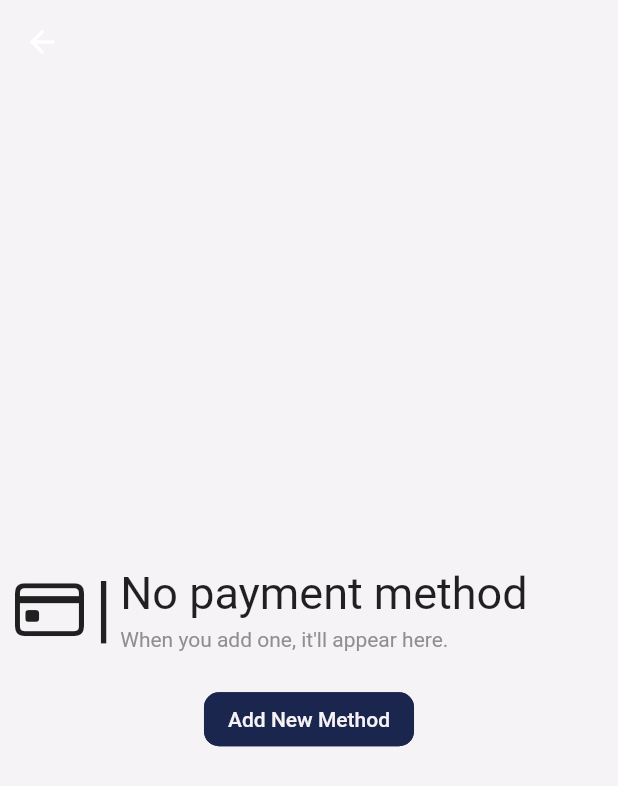
After one commit to mustafaaycll/shoeshop, a Flutter app: the PaymentOptions screen opened directly, on a phone screen of 412 x 824 dp. The commit adds this screen. Shown: the top 786 px of the screen. Run offline on Flutter 3.47's test engine with Material 2 defaults, Android fonts, the phone set to English and light mode, and no system bars; our stand-ins replace badges, cloud_firestore, email_validator, firebase_analytics, firebase_auth, firebase_core and 7 more; missing offline and left inert: flutter_facebook_auth, icon_badge; accounts and stored records are empty.

Commit message:
Payment Method integration is complete, User can now:
	* add credit card information
	* link it to themselves
	* view credit cards in a proper way
	* delete it permanently

Bug fixes:

	* Text overflow problems on cart, wishlist, payment options screens when they are empty

Firestore update:

	* firestore now has a new collection named cards

```diff
--- /dev/null
+++ b/mobile/lib/Screens/account/paymentoptions.dart
@@ -0,0 +1,189 @@
+import 'package:badges/badges.dart';
+import 'package:flutter/cupertino.dart';
+import 'package:flutter/material.dart';
+import 'package:flutter_credit_card/credit_card_widget.dart';
+import 'package:flutter_credit_card/glassmorphism_config.dart';
+import 'package:mobile/Screens/account/newpayment.dart';
+import 'package:mobile/Services/database.dart';
+import 'package:mobile/models/bankCards/bankCard.dart';
+import 'package:mobile/models/users/customer.dart';
+import 'package:mobile/utils/animations.dart';
+import 'package:mobile/utils/colors.dart';
+import 'package:mobile/utils/shapes_dimensions.dart';
+import 'package:persistent_bottom_nav_bar/persistent-tab-view.dart';
+import 'package:provider/provider.dart';
+
+class PaymentOptions extends StatefulWidget {
+  const PaymentOptions({Key? key}) : super(key: key);
+
+  @override
+  State<PaymentOptions> createState() => _PaymentOptionsState();
+}
+
+class _PaymentOptionsState extends State<PaymentOptions> {
+  @override
+  Widget build(BuildContext context) {
+    Customer? customer = Provider.of<Customer?>(context);
+    if (customer != null) {
+      List cardIDs = customer.credit_cards;
+
+      if (cardIDs != null && cardIDs.isNotEmpty) {
+        return StreamBuilder<List<BankCard>>(
+          stream: DatabaseService(id: "", ids: cardIDs).specifiedCards,
+          builder: (context, snapshot) {
+            List<BankCard>? cards = snapshot.data;
+
+            return Scaffold(
+              backgroundColor: AppColors.background,
+              appBar: AppBar(
+                backgroundColor: AppColors.background,
+                elevation: 0,
+                iconTheme: IconThemeData(
+                  color: AppColors.title_text,
+                ),
+              ),
+              body: Padding(
+                padding: EdgeInsets.all(8.0),
+                child: Column(
+                  mainAxisAlignment: MainAxisAlignment.spaceBetween,
+                  children: [
+                    Expanded(
+                      child: ListView.builder(
+                        itemCount: cards!.length,
+                        itemBuilder: (context, index) {
+                          return Padding(
+                            padding: const EdgeInsets.all(8.0),
+                            child: Badge(
+                              animationType: BadgeAnimationType.scale,
+                              elevation: 0,
+                              position: BadgePosition.topStart(),
+                              badgeColor: AppColors.background,
+                              badgeContent: IconButton(
+                                onPressed: () async {
+                                  await DatabaseService(id: customer.id, ids: []).deleteExistingPaymentMethod(customer, cards[index].id);
+                                },
+                                icon: Icon(
+                                  CupertinoIcons.xmark_circle,
+                                  color: AppColors.negative_button,
+                                ),
+                                padding: EdgeInsets.all(0),
+                                visualDensity: VisualDensity.compact,
+                              ),
+                              child: CreditCardWidget(
+                                backgroundImage: 'assets/bg_card.jpg',
+                                isChipVisible: false,
+                                isHolderNameVisible: true,
+                                onCreditCardWidgetChange: (p0) => {},
+                                cardNumber: cards[index].cardNumber,
+                                expiryDate: cards[index].expiryDate,
+                                cardHolderName: cards[index].cardHolderName,
+                                cvvCode: cards[index].cvvCode,
+                                showBackView: false,
+                              ),
+                            ),
+                          );
+                        },
+                      ),
+                    ),
+                    ListTile(
+                        trailing: OutlinedButton.icon(
+                      style: ShapeRules(bg_color: AppColors.filled_button, side_color: AppColors.filled_button).outlined_button_style(),
+                      onPressed: () {
+                        pushNewScreen(context, screen: NewPaymentOption(customer: customer));
+                      },
+                      icon: Icon(
+                        CupertinoIcons.creditcard,
+                        color: AppColors.filled_button_text,
+                      ),
+                      label: Text("Add New Card", style: TextStyle(color: AppColors.filled_button_text)),
+                    ))
+                  ],
+                ),
+              ),
+            );
+          },
+        );
+      } else {
+        return Scaffold(
+          backgroundColor: AppColors.background,
+          appBar: AppBar(
+            backgroundColor: AppColors.background,
+            elevation: 0,
+          ),
+          body: Padding(
+              padding: const EdgeInsets.all(8.0),
+              child: Center(
+                child: Column(
+                  mainAxisAlignment: MainAxisAlignment.center,
+                  children: [
+                    Row(
+                      children: [
+                        Icon(
+                          CupertinoIcons.creditcard,
+                          size: 50,
+                        ),
+                        SizedBox(
+                          width: 5,
+                        ),
+                        Text(
+                          "|",
+                          style: TextStyle(fontSize: 50),
+                        ),
+                        Column(
+                          mainAxisAlignment: MainAxisAlignment.center,
+                          crossAxisAlignment: CrossAxisAlignment.start,
+                          children: [
+                            SizedBox(
+                              width: MediaQuery.of(context).size.width - 84,
+                              child: Row(
+                                children: [
+                                  SizedBox(
+                                    width: 5,
+                                  ),
+                                  Expanded(
+                                    child: Text(
+                                      "No payment method",
+                                      style: TextStyle(fontSize: 30),
+                                    ),
+                                  )
+                                ],
+                              ),
+                            ),
+                            SizedBox(
+                              height: 5,
+                            ),
+                            Row(
+                              children: [
+                                SizedBox(
+                                  width: 5,
+                                ),
+                                Text(
+                                  "When you add one, it'll appear here.",
+                                  style: TextStyle(color: AppColors.system_gray),
+                                ),
+                              ],
+                            )
+                          ],
+                        ),
+                      ],
+                    ),
+                    SizedBox(
+                      height: 20,
+                    ),
+                    OutlinedButton(
+                      style: ShapeRules(bg_color: AppColors.filled_button, side_color: AppColors.filled_button_border).outlined_button_style(),
+                      onPressed: () {
+                        pushNewScreen(context, screen: NewPaymentOption(customer: customer));
+                      },
+                      child: Text("Add New Method", style: TextStyle(color: AppColors.filled_button_text)),
+                    ),
+                  ],
+                ),
+              )),
+        );
+      }
+    } else {
+      return Animations().scaffoldLoadingScreen('PAYMENT');
+    }
+  }
+}
--- /dev/null
+++ b/mobile/lib/models/bankCards/bankCard.dart
@@ -0,0 +1,17 @@
+class BankCard {
+  final String id;
+  final String holderID;
+  final String cardNumber;
+  final String expiryDate;
+  final String cardHolderName;
+  final String cvvCode;
+
+  BankCard({
+    required this.id,
+    required this.holderID,
+    required this.cardNumber,
+    required this.expiryDate,
+    required this.cardHolderName,
+    required this.cvvCode,
+  });
+}
--- a/mobile/pubspec.yaml
+++ b/mobile/pubspec.yaml
@@ -39,6 +39,8 @@ dependencies:
   provider: ^6.0.2
   google_sign_in: ^5.2.1
   flutter_spinkit: ^5.1.0
+  flutter_credit_card: ^3.0.1
+  badges: ^2.0.2
 
 
   google_fonts: ^2.1.0
@@ -85,6 +87,8 @@ flutter:
   # To add assets to your application, add an assets section, like this:
   assets:
     - assets/google_logo.png
+    - assets/bg_card.jpg
+    - assets/mastercard.png
     - assets/category_pictures/basketball.png
     - assets/category_pictures/daily.png
     - assets/category_pictures/running.png
```
Also changed, not shown: mobile/lib/Screens/account/account.dart (+11 -18 lines), mobile/lib/Screens/account/newpayment.dart (added, +165 -0 lines), mobile/lib/Screens/cart/cart.dart (+7 -2 lines), mobile/lib/Screens/wishlist/wishlist.dart (+7 -2 lines), mobile/lib/Services/database.dart (+116 -0 lines), mobile/assets/mastercard.png (added), mobile/pubspec.lock, 1 other file.
